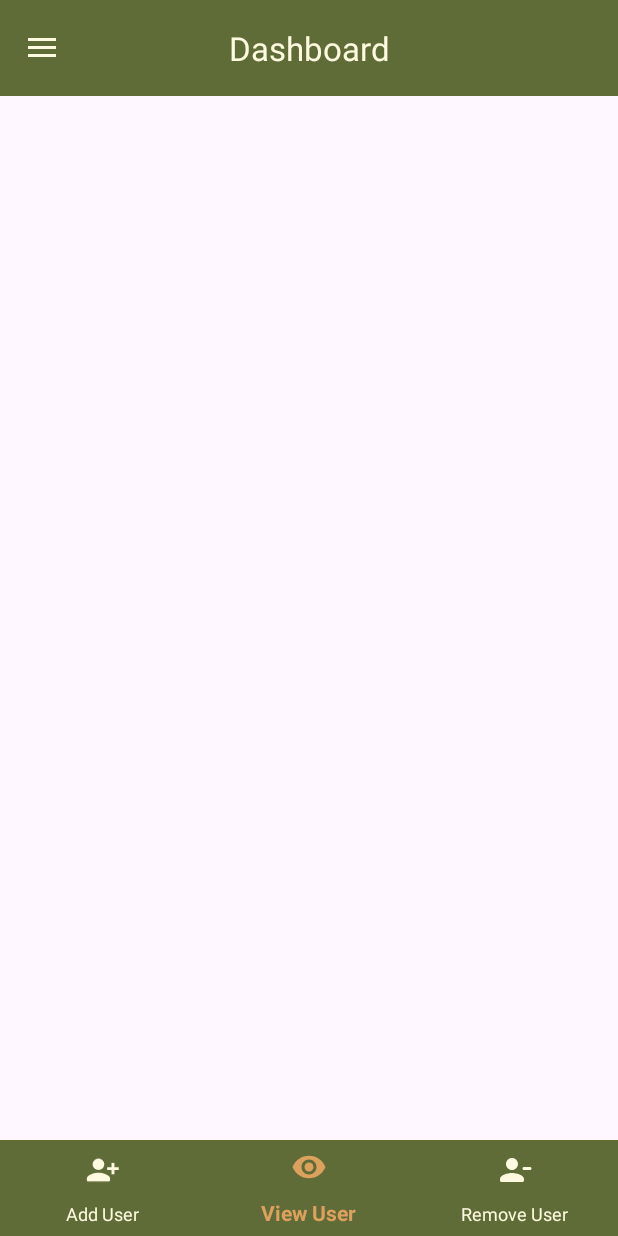
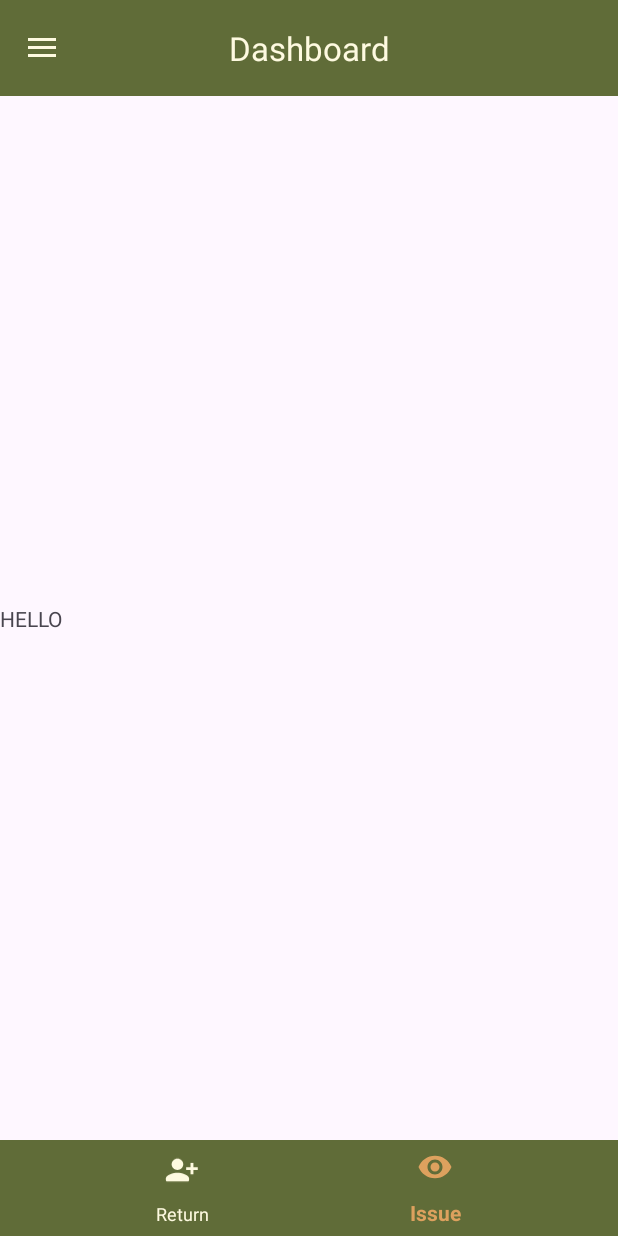
Before and after one commit to strikleApp/KoteManagementAndroid, an Android app: the fragment InventoryActivity placed in its activity, item 2 of the bottom bar chosen, on a phone screen of 412 x 824 dp. Run offline under Robolectric (Android 15) with nearby library versions, the light colour scheme and no system bars; our stand-ins replace Room's generated code.

Commit message:
Added Issue and Return in inventory

```diff
--- a/app/src/main/java/com/android/kotemanagement/fragments/inventory/InventoryActivity.java
+++ b/app/src/main/java/com/android/kotemanagement/fragments/inventory/InventoryActivity.java
@@ -2,16 +2,31 @@ package com.android.kotemanagement.fragments.inventory;
 
 import android.os.Bundle;
 import android.view.LayoutInflater;
+import android.view.MenuItem;
 import android.view.View;
 import android.view.ViewGroup;
 
 import androidx.annotation.NonNull;
 import androidx.annotation.Nullable;
 import androidx.fragment.app.Fragment;
+import androidx.fragment.app.FragmentManager;
+import androidx.fragment.app.FragmentTransaction;
 
 import com.android.kotemanagement.R;
+import com.android.kotemanagement.fragments.users.AddUserFragment;
+import com.android.kotemanagement.fragments.users.ViewUserFragment;
+import com.google.android.material.bottomnavigation.BottomNavigationView;
 
-public class InventoryActivity extends Fragment {
+public class InventoryActivity extends Fragment
+        implements BottomNavigationView.OnNavigationItemSelectedListener {
+
+    BottomNavigationView bottomNavigationView;
+    private final Fragment issueInventoryFragment = new IssueInventoryFragment();
+    private final Fragment returnInventoryFragment = new ReturnInventoryFragment();
+    private static final int RETURN_INVENTORY = R.id.return_inventory;
+    private static final int ISSUE_INVENTORY = R.id.issue_inventory;
+
+
 
     @Nullable
     @Override
@@ -20,7 +35,54 @@ public class InventoryActivity extends Fragment {
             @Nullable ViewGroup container,
             @Nullable Bundle savedInstanceState) {
         View view = inflater.inflate(R.layout.activity_inventory, container, false);
+        bottomNavigationView = view.findViewById(R.id.bnvBottomNavBar);
+        bottomNavigationView.setOnNavigationItemSelectedListener(this);
+
+
+        if (savedInstanceState == null) {
+            // Initialize all fragments and hide the others
+            FragmentManager fm = getChildFragmentManager();
+            FragmentTransaction ft = fm.beginTransaction();
+            ft.add(R.id.flFragment, issueInventoryFragment, "issueInventoryFragment")
+                    .add(R.id.flFragment, returnInventoryFragment, "returnInventoryFragment")
+                    .hide(issueInventoryFragment)
+                    .commit();
+
+            // Set the default fragment
+            bottomNavigationView.setSelectedItemId(R.id.issue_inventory);
+            showFragment(returnInventoryFragment);
+        }
+
 
         return view;
     }
+
+
+
+    @Override
+    public boolean onNavigationItemSelected(@NonNull MenuItem item) {
+        int itemId = item.getItemId();
+
+        if (itemId == RETURN_INVENTORY) {
+            showFragment(returnInventoryFragment);
+            return true;
+        } else if (itemId == ISSUE_INVENTORY) {
+            showFragment(issueInventoryFragment);
+            return true;
         }
+
+        return false;
+    }
+
+    private void showFragment(Fragment fragment) {
+        FragmentTransaction transaction = getChildFragmentManager().beginTransaction();
+
+        // Hide all fragments first
+        transaction.hide(issueInventoryFragment);
+        transaction.hide(returnInventoryFragment);
+
+
+        // Show the selected fragment
+        transaction.show(fragment).commit();
+    }
+}
--- /dev/null
+++ b/app/src/main/java/com/android/kotemanagement/fragments/inventory/IssueInventoryFragment.java
@@ -0,0 +1,22 @@
+package com.android.kotemanagement.fragments.inventory;
+
+import android.os.Bundle;
+import android.view.LayoutInflater;
+import android.view.View;
+import android.view.ViewGroup;
+
+import androidx.annotation.NonNull;
+import androidx.annotation.Nullable;
+import androidx.fragment.app.Fragment;
+
+import com.android.kotemanagement.R;
+
+public class IssueInventoryFragment extends Fragment {
+    @Nullable
+    @Override
+    public View onCreateView(@NonNull LayoutInflater inflater, @Nullable ViewGroup container, @Nullable Bundle savedInstanceState) {
+        View view = inflater.inflate(R.layout.issue_inventory_fragment, container, false);
+
+        return view;
+    }
+}
--- /dev/null
+++ b/app/src/main/java/com/android/kotemanagement/fragments/inventory/ReturnInventoryFragment.java
@@ -0,0 +1,22 @@
+package com.android.kotemanagement.fragments.inventory;
+
+import android.os.Bundle;
+import android.view.LayoutInflater;
+import android.view.View;
+import android.view.ViewGroup;
+
+import androidx.annotation.NonNull;
+import androidx.annotation.Nullable;
+import androidx.fragment.app.Fragment;
+
+import com.android.kotemanagement.R;
+
+public class ReturnInventoryFragment extends Fragment {
+    @Nullable
+    @Override
+    public View onCreateView(@NonNull LayoutInflater inflater, @Nullable ViewGroup container, @Nullable Bundle savedInstanceState) {
+        View view = inflater.inflate(R.layout.return_inventory_fragment, container, false);
+
+        return view;
+    }
+}
--- a/app/src/main/java/com/android/kotemanagement/fragments/users/ViewUserAdapter.java
+++ b/app/src/main/java/com/android/kotemanagement/fragments/users/ViewUserAdapter.java
@@ -1,6 +1,5 @@
 package com.android.kotemanagement.fragments.users;
 
-import static androidx.core.content.ContextCompat.startActivity;
 
 import android.content.Context;
 import android.content.Intent;
@@ -15,10 +14,7 @@ import androidx.constraintlayout.widget.ConstraintLayout;
 import androidx.recyclerview.widget.RecyclerView;
 
 import com.android.kotemanagement.R;
-import com.android.kotemanagement.activities.LoginActivity;
-import com.android.kotemanagement.activities.RegisterActivity;
 import com.android.kotemanagement.activities.UpdateUsersActivity;
-import com.android.kotemanagement.modals.ViewUserModal;
 import com.android.kotemanagement.room.entities.Soldiers;
 
 import java.util.List;
--- a/app/src/main/res/layout/activity_inventory.xml
+++ b/app/src/main/res/layout/activity_inventory.xml
@@ -26,7 +26,7 @@
         app:layout_constraintHorizontal_bias="0.5"
         app:layout_constraintStart_toStartOf="parent"
         app:layout_constraintTop_toBottomOf="@id/flFragment"
-        app:menu="@menu/bottom_nav_menu">
+        app:menu="@menu/inventory_bottom_menu">
 
 
     </com.google.android.material.bottomnavigation.BottomNavigationView>
--- /dev/null
+++ b/app/src/main/res/layout/issue_inventory_fragment.xml
@@ -0,0 +1,14 @@
+<?xml version="1.0" encoding="utf-8"?>
+<androidx.constraintlayout.widget.ConstraintLayout xmlns:android="http://schemas.android.com/apk/res/android"
+    android:layout_width="match_parent"
+    android:layout_height="match_parent"
+    xmlns:app="http://schemas.android.com/apk/res-auto">
+    <TextView
+        app:layout_constraintTop_toTopOf="parent"
+        app:layout_constraintBottom_toBottomOf="parent"
+        app:layout_constraintStart_toStartOf="parent"
+        android:text="HELLO"
+        android:layout_width="wrap_content"
+        android:layout_height="wrap_content"/>
+
+</androidx.constraintlayout.widget.ConstraintLayout>
--- /dev/null
+++ b/app/src/main/res/layout/return_inventory_fragment.xml
@@ -0,0 +1,8 @@
+<?xml version="1.0" encoding="utf-8"?>
+<androidx.constraintlayout.widget.ConstraintLayout xmlns:android="http://schemas.android.com/apk/res/android"
+    android:layout_width="match_parent"
+    android:layout_height="match_parent">
+
+
+
+</androidx.constraintlayout.widget.ConstraintLayout>
--- /dev/null
+++ b/app/src/main/res/menu/inventory_bottom_menu.xml
@@ -0,0 +1,12 @@
+<?xml version="1.0" encoding="utf-8"?>
+<menu xmlns:android="http://schemas.android.com/apk/res/android">
+    <item
+        android:id="@+id/return_inventory"
+        android:icon="@drawable/person_add_alt_1"
+        android:title="@string/return_string" />
+    <item
+        android:id="@+id/issue_inventory"
+        android:icon="@drawable/remove_red_eye"
+        android:title="@string/issue_string" />
+
+</menu>
--- a/app/src/main/res/values/strings.xml
+++ b/app/src/main/res/values/strings.xml
@@ -58,4 +58,6 @@
     <string name="rank">Rank</string>
     <string name="army_number_of_the_user">Army Number of the user.</string>
     <string name="update_soldier_btn">Update Soldier</string>
+    <string name="return_string">Return</string>
+    <string name="issue_string">Issue</string>
 </resources>
```
Lines whose indentation alone changed are shown as unchanged.
